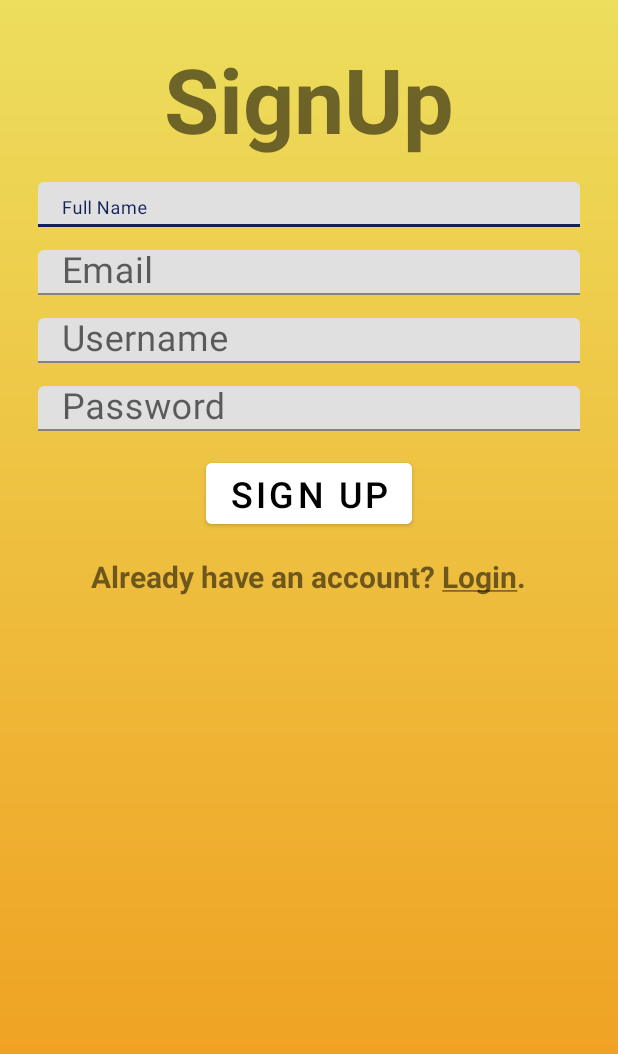
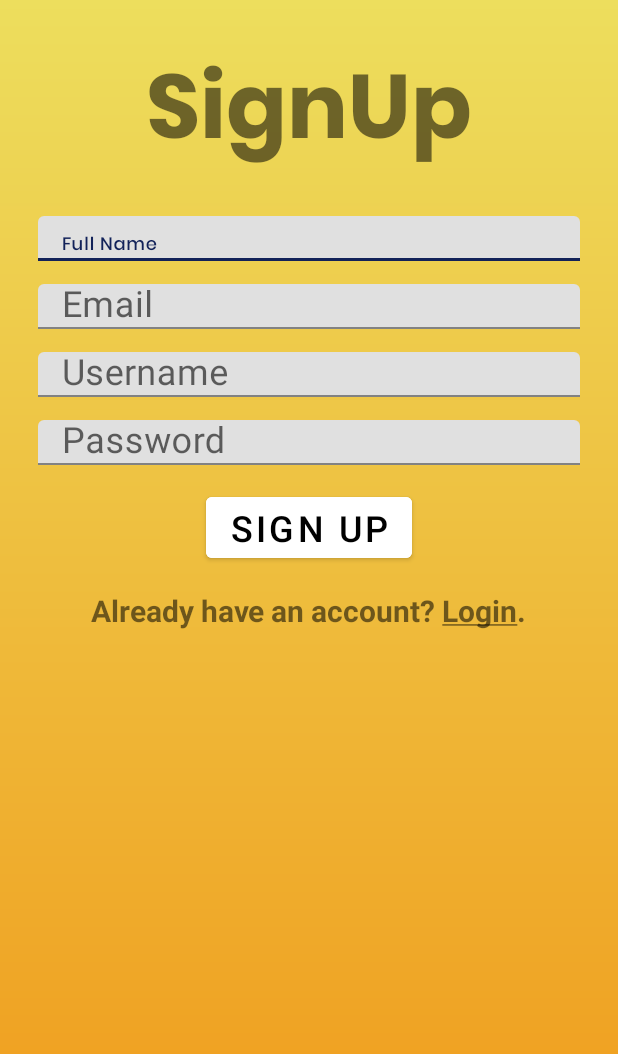
Before and after one commit to rasul-isk/ProX, an Android app: the layout fragment_signup.xml on its own in the app's theme, with its tools: preview values and no code run, on a phone screen of 412 x 824 dp. Shown: the top 1054 px of the screen. Run offline under Robolectric (Android 15) with nearby library versions, the phone set to English and light mode, and no system bars.

```diff
--- a/app/src/main/AndroidManifest.xml
+++ b/app/src/main/AndroidManifest.xml
@@ -22,6 +22,7 @@
                 <category android:name="android.intent.category.LAUNCHER" />
             </intent-filter>
         </activity>
+
     </application>
 
 </manifest>
--- a/app/src/main/res/layout/fragment_home.xml
+++ b/app/src/main/res/layout/fragment_home.xml
@@ -35,7 +35,7 @@
                     android:background="@drawable/sec_shape"
                     android:gravity="left"
                     android:orientation="horizontal"
-                    android:paddingHorizontal="8dp">
+                    android:paddingHorizontal="0dp">
 
                     <ImageButton
                         android:id="@+id/search_button"
--- a/app/src/main/res/layout/fragment_login.xml
+++ b/app/src/main/res/layout/fragment_login.xml
@@ -31,7 +31,8 @@
             android:layout_width="match_parent"
             android:layout_height="30dp"
             android:layout_marginBottom="15dp"
-            android:hint="@string/username">
+            android:hint="@string/username"
+            app:endIconMode="clear_text">
 
             <com.google.android.material.textfield.TextInputEditText
                 android:id="@+id/username"
@@ -45,7 +46,8 @@
             android:id="@+id/textInputLayoutPassword"
             android:layout_width="match_parent"
             android:layout_height="30dp"
-            android:hint="@string/password">
+            android:hint="@string/password"
+            app:endIconMode="clear_text">
 
             <com.google.android.material.textfield.TextInputEditText
                 android:id="@+id/password"
--- a/app/src/main/res/layout/fragment_signup.xml
+++ b/app/src/main/res/layout/fragment_signup.xml
@@ -21,6 +21,7 @@
             android:layout_width="wrap_content"
             android:layout_height="wrap_content"
             android:layout_marginBottom="15dp"
+            android:fontFamily="@font/poppinsbold"
             android:text="@string/signup"
             android:textSize="60dp"
             android:textStyle="bold" />
@@ -30,13 +31,17 @@
             android:layout_width="match_parent"
             android:layout_height="30dp"
             android:layout_marginBottom="15dp"
-            android:hint="@string/full_name">
+            android:hint="@string/full_name"
+            app:endIconMode="clear_text">
+
 
             <com.google.android.material.textfield.TextInputEditText
                 android:id="@+id/fullname"
                 android:layout_width="match_parent"
                 android:layout_height="wrap_content"
-                tools:targetApi="jelly_bean" />
+                android:fontFamily="@font/poppinsmedium"
+                tools:targetApi="jelly_bean"
+                android:textColor="@color/black" />
         </com.google.android.material.textfield.TextInputLayout>
 
         <com.google.android.material.textfield.TextInputLayout
@@ -44,7 +49,8 @@
             android:layout_width="match_parent"
             android:layout_height="30dp"
             android:layout_marginBottom="15dp"
-            android:hint="@string/email">
+            android:hint="@string/email"
+            app:endIconMode="clear_text">
 
             <com.google.android.material.textfield.TextInputEditText
                 android:id="@+id/email"
@@ -58,7 +64,8 @@
             android:layout_width="match_parent"
             android:layout_height="30dp"
             android:layout_marginBottom="15dp"
-            android:hint="@string/username">
+            android:hint="@string/username"
+            app:endIconMode="clear_text">
 
             <com.google.android.material.textfield.TextInputEditText
                 android:id="@+id/username"
@@ -72,7 +79,8 @@
             android:id="@+id/textInputLayoutPassword"
             android:layout_width="match_parent"
             android:layout_height="30dp"
-            android:hint="@string/password">
+            android:hint="@string/password"
+            app:endIconMode="clear_text">
 
             <com.google.android.material.textfield.TextInputEditText
                 android:id="@+id/password"
--- a/app/src/main/res/menu/bottom_nav_menu.xml
+++ b/app/src/main/res/menu/bottom_nav_menu.xml
@@ -12,7 +12,7 @@
         android:title="" />
 
     <item
-        android:id="@+id/navigation_profile"
+        android:id="@+id/navigation_login"
         android:icon="@drawable/profile_icon"
         android:title="" />
 
--- a/app/src/main/res/values/themes.xml
+++ b/app/src/main/res/values/themes.xml
@@ -20,7 +20,7 @@
         <item name="colorPrimaryDark">#c68400</item>
         <item name="colorSecondary">#00acc1</item>
 <!--        <item name="android:textColorPrimary">#ffffff</item>
-        <item name="android:textColorSecondary">#000000</item>-->
+        <item name="android:textColorSecondary">#000000</item>           Will occur error-->
         <item name="android:textSize">24sp</item>
 
         <item name="android:statusBarColor" tools:targetApi="l">#c68400</item>
```
Also changed, not shown: app/src/main/java/com/example/prox/Login.java (+17 -4 lines), app/src/main/java/com/example/prox/MainActivity.java (+10 -0 lines), app/src/main/java/com/example/prox/Signup.java (+1 -7 lines), app/src/main/res/navigation/mobile_navigation.xml (+7 -7 lines), app/src/main/res/font/poppinsbold.ttf (added), app/src/main/res/font/poppinsmedium.ttf (added).
